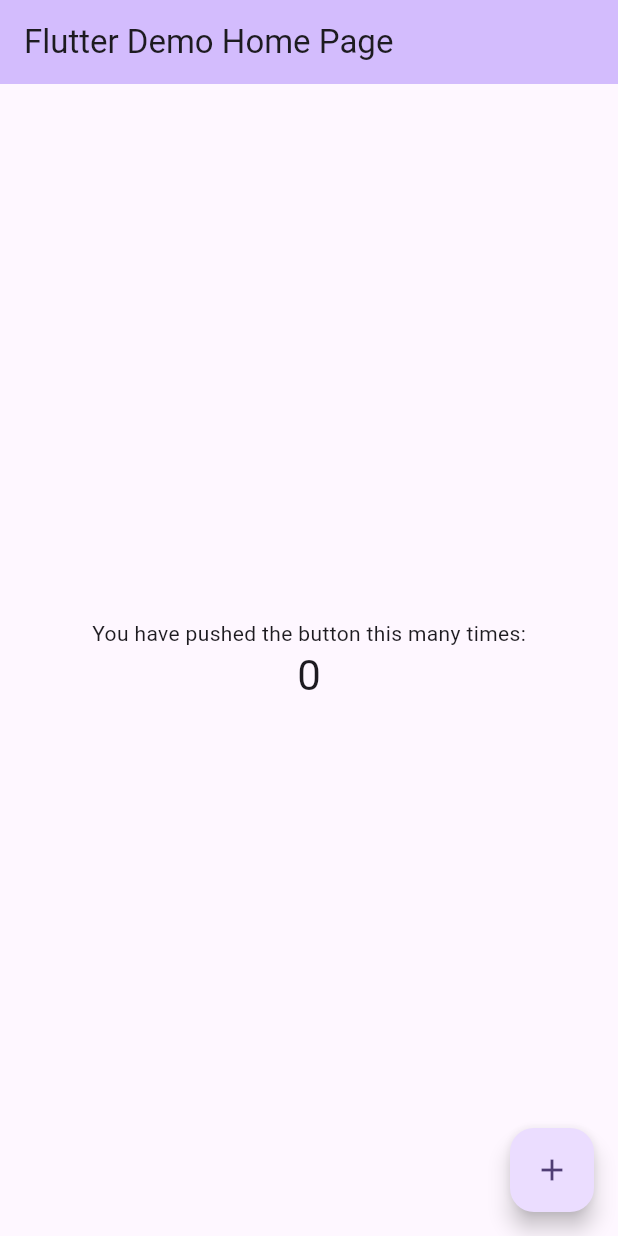
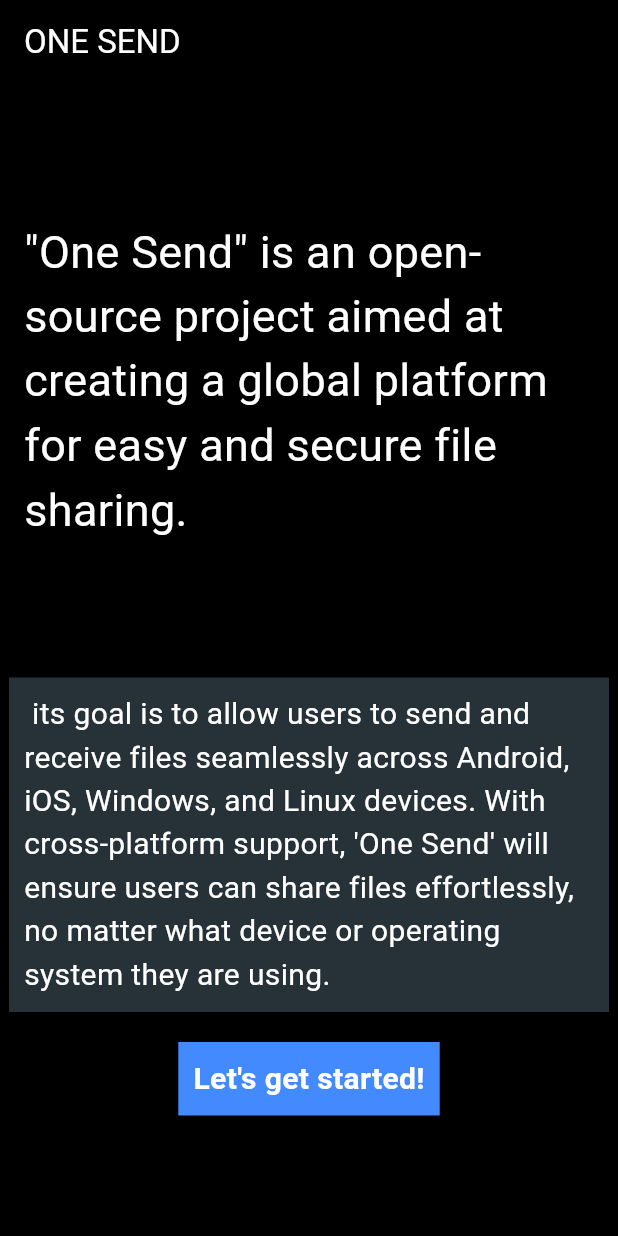
Before and after one commit to Nidhinlalp/ONE-SEND, a Flutter app: the screen it shows after launch, on a phone screen of 412 x 824 dp. Run offline on Flutter 3.47's test engine with Material 3 defaults, Android fonts, the phone set to English and light mode, and no system bars.

Commit message:
this is the goal

```diff
--- a/lib/main.dart
+++ b/lib/main.dart
@@ -7,46 +7,24 @@
 class MyApp extends StatelessWidget {
   const MyApp({super.key});
 
-  // This widget is the root of your application.
   @override
   Widget build(BuildContext context) {
     return MaterialApp(
-      title: 'Flutter Demo',
+      debugShowCheckedModeBanner: false,
+      title: 'ONE SEND',
+      themeMode: ThemeMode.dark,
       theme: ThemeData(
-        // This is the theme of your application.
-        //
-        // TRY THIS: Try running your application with "flutter run". You'll see
-        // the application has a purple toolbar. Then, without quitting the app,
-        // try changing the seedColor in the colorScheme below to Colors.green
-        // and then invoke "hot reload" (save your changes or press the "hot
-        // reload" button in a Flutter-supported IDE, or press "r" if you used
-        // the command line to start the app).
-        //
-        // Notice that the counter didn't reset back to zero; the application
-        // state is not lost during the reload. To reset the state, use hot
-        // restart instead.
-        //
-        // This works for code too, not just values: Most code changes can be
-        // tested with just a hot reload.
-        colorScheme: ColorScheme.fromSeed(seedColor: Colors.deepPurple),
-        useMaterial3: true,
-      ),
-      home: const MyHomePage(title: 'Flutter Demo Home Page'),
+          scaffoldBackgroundColor: Colors.black,
+          appBarTheme: const AppBarTheme(
+            backgroundColor: Colors.black,
+          )),
+      home: const MyHomePage(title: 'ONE SEND'),
     );
   }
 }
 
 class MyHomePage extends StatefulWidget {
   const MyHomePage({super.key, required this.title});
-
-  // This widget is the home page of your application. It is stateful, meaning
-  // that it has a State object (defined below) that contains fields that affect
-  // how it looks.
-
-  // This class is the configuration for the state. It holds the values (in this
-  // case the title) provided by the parent (in this case the App widget) and
-  // used by the build method of the State. Fields in a Widget subclass are
-  // always marked "final".
 
   final String title;
 
@@ -55,71 +33,64 @@
 }
 
 class _MyHomePageState extends State<MyHomePage> {
-  int _counter = 0;
-
-  void _incrementCounter() {
-    setState(() {
-      // This call to setState tells the Flutter framework that something has
-      // changed in this State, which causes it to rerun the build method below
-      // so that the display can reflect the updated values. If we changed
-      // _counter without calling setState(), then the build method would not be
-      // called again, and so nothing would appear to happen.
-      _counter++;
-    });
-  }
-
   @override
   Widget build(BuildContext context) {
-    // This method is rerun every time setState is called, for instance as done
-    // by the _incrementCounter method above.
-    //
-    // The Flutter framework has been optimized to make rerunning build methods
-    // fast, so that you can just rebuild anything that needs updating rather
-    // than having to individually change instances of widgets.
     return Scaffold(
       appBar: AppBar(
-        // TRY THIS: Try changing the color here to a specific color (to
-        // Colors.amber, perhaps?) and trigger a hot reload to see the AppBar
-        // change color while the other colors stay the same.
-        backgroundColor: Theme.of(context).colorScheme.inversePrimary,
-        // Here we take the value from the MyHomePage object that was created by
-        // the App.build method, and use it to set our appbar title.
-        title: Text(widget.title),
+        title: Text(
+          widget.title,
+          style: const TextStyle(color: Colors.white),
+        ),
       ),
       body: Center(
-        // Center is a layout widget. It takes a single child and positions it
-        // in the middle of the parent.
         child: Column(
-          // Column is also a layout widget. It takes a list of children and
-          // arranges them vertically. By default, it sizes itself to fit its
-          // children horizontally, and tries to be as tall as its parent.
-          //
-          // Column has various properties to control how it sizes itself and
-          // how it positions its children. Here we use mainAxisAlignment to
-          // center the children vertically; the main axis here is the vertical
-          // axis because Columns are vertical (the cross axis would be
-          // horizontal).
-          //
-          // TRY THIS: Invoke "debug painting" (choose the "Toggle Debug Paint"
-          // action in the IDE, or press "p" in the console), to see the
-          // wireframe for each widget.
           mainAxisAlignment: MainAxisAlignment.center,
+          crossAxisAlignment: CrossAxisAlignment.center,
           children: <Widget>[
-            const Text(
-              'You have pushed the button this many times:',
+            Spacer(flex: 1),
+            Container(
+              padding: const EdgeInsets.all(10),
+              width: 400,
+              child: Text(
+                '"One Send" is an open-source project aimed at creating a global platform for easy and secure file sharing. ',
+                style: TextStyle(
+                  color: Colors.white,
+                  fontSize: 30,
+                ),
+              ),
             ),
-            Text(
-              '$_counter',
-              style: Theme.of(context).textTheme.headlineMedium,
+            Spacer(),
+            Container(
+              width: 400,
+              decoration: BoxDecoration(
+                color: Colors.blueGrey[900],
+              ),
+              padding: const EdgeInsets.all(10),
+              child: Text(
+                " its goal is to allow users to send and receive files seamlessly across Android, iOS, Windows, and Linux devices. With cross-platform support, 'One Send' will ensure users can share files effortlessly, no matter what device or operating system they are using.",
+                style: TextStyle(
+                  color: Colors.white,
+                  fontSize: 20,
+                ),
+              ),
             ),
+            SizedBox(height: 20),
+            Container(
+              padding: const EdgeInsets.all(10),
+              color: Colors.blueAccent,
+              child: Text(
+                "Let's get started!",
+                style: TextStyle(
+                  color: Colors.white,
+                  fontSize: 20,
+                  fontWeight: FontWeight.bold,
+                ),
+              ),
+            ),
+            Spacer(flex: 1),
           ],
         ),
       ),
-      floatingActionButton: FloatingActionButton(
-        onPressed: _incrementCounter,
-        tooltip: 'Increment',
-        child: const Icon(Icons.add),
-      ), // This trailing comma makes auto-formatting nicer for build methods.
     );
   }
 }
```
Also changed, not shown: pubspec.yaml (+2 -49 lines).
